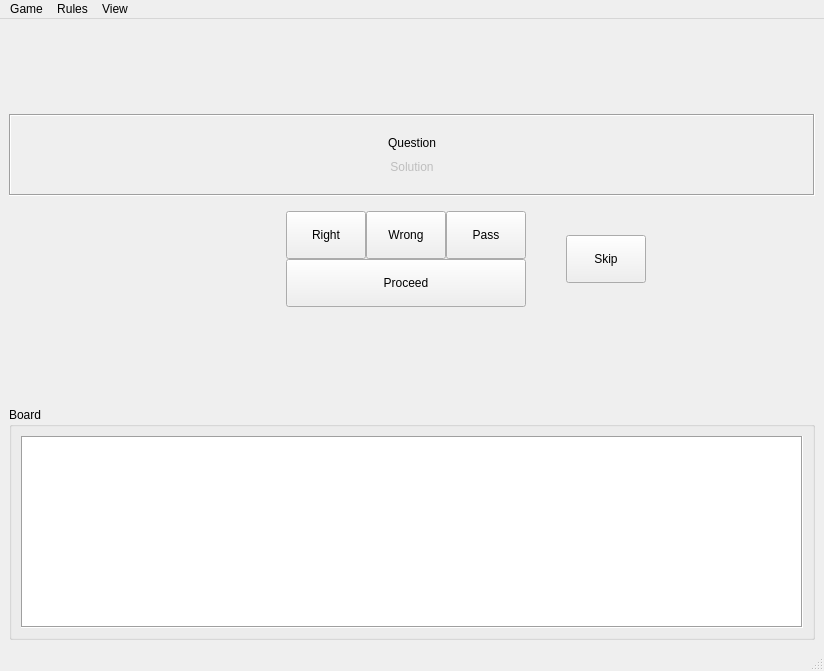
Qt form src/moderatorwindow.ui (mathklk/qwiz) before a commit.
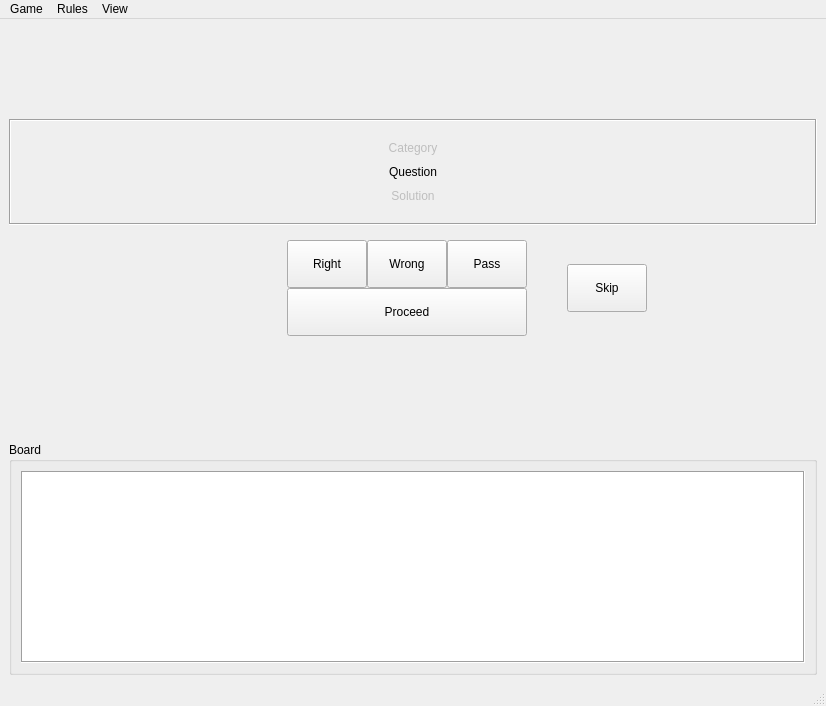
The same form after that commit.

Commit message: Image Questions

What changed in the file:
```diff
--- a/src/moderatorwindow.ui
+++ b/src/moderatorwindow.ui
@@ -6,8 +6,8 @@
    <rect>
     <x>0</x>
     <y>0</y>
-    <width>824</width>
-    <height>671</height>
+    <width>826</width>
+    <height>706</height>
    </rect>
   </property>
   <property name="windowTitle">
@@ -281,7 +281,7 @@
       <property name="frameShadow">
        <enum>QFrame::Shadow::Sunken</enum>
       </property>
-      <layout class="QGridLayout" name="gridLayout_3" rowstretch="0,0">
+      <layout class="QGridLayout" name="gridLayout_3" rowstretch="0,0,0">
        <property name="leftMargin">
         <number>8</number>
        </property>
@@ -298,6 +298,25 @@
         <number>10</number>
        </property>
        <item row="1" column="1">
+        <widget class="QLabel" name="labelQuestion">
+         <property name="sizePolicy">
+          <sizepolicy hsizetype="Expanding" vsizetype="Preferred">
+           <horstretch>0</horstretch>
+           <verstretch>0</verstretch>
+          </sizepolicy>
+         </property>
+         <property name="text">
+          <string>Question</string>
+         </property>
+         <property name="alignment">
+          <set>Qt::AlignmentFlag::AlignCenter</set>
+         </property>
+         <property name="wordWrap">
+          <bool>true</bool>
+         </property>
+        </widget>
+       </item>
+       <item row="2" column="1">
         <widget class="QLabel" name="labelSolution">
          <property name="enabled">
           <bool>false</bool>
@@ -320,22 +339,16 @@
         </widget>
        </item>
        <item row="0" column="1">
-        <widget class="QLabel" name="labelQuestion">
-         <property name="sizePolicy">
-          <sizepolicy hsizetype="Expanding" vsizetype="Preferred">
-           <horstretch>0</horstretch>
-           <verstretch>0</verstretch>
-          </sizepolicy>
+        <widget class="QLabel" name="labelCategory">
+         <property name="enabled">
+          <bool>false</bool>
          </property>
          <property name="text">
-          <string>Question</string>
+          <string>Category</string>
          </property>
          <property name="alignment">
           <set>Qt::AlignmentFlag::AlignCenter</set>
          </property>
-         <property name="wordWrap">
-          <bool>true</bool>
-         </property>
         </widget>
        </item>
       </layout>
@@ -348,7 +361,7 @@
     <rect>
      <x>0</x>
      <y>0</y>
-     <width>824</width>
+     <width>826</width>
      <height>21</height>
     </rect>
    </property>
```
The commit also changes 15 other files.
